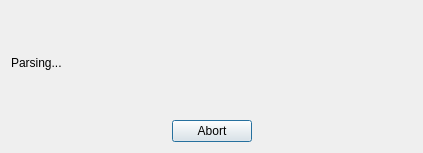
First picture: the form in parsedialog.ui, repository tootal/DBLParse, before the edit.
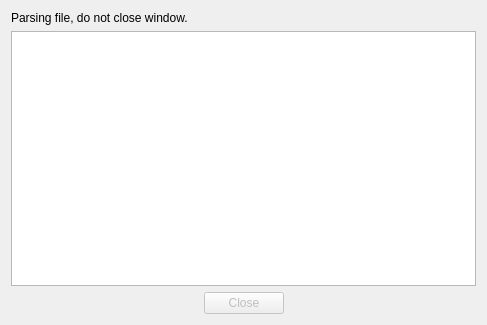
Second picture: the form after the edit.

Commit message: delete parser many functions

Patch:
```diff
--- a/parsedialog.ui
+++ b/parsedialog.ui
@@ -9,46 +9,23 @@
    <rect>
     <x>0</x>
     <y>0</y>
-    <width>423</width>
-    <height>153</height>
+    <width>487</width>
+    <height>325</height>
    </rect>
   </property>
   <property name="windowTitle">
    <string>Processing XML file</string>
   </property>
   <layout class="QVBoxLayout" name="verticalLayout">
-   <item>
-    <spacer name="verticalSpacer">
-     <property name="orientation">
-      <enum>Qt::Vertical</enum>
-     </property>
-     <property name="sizeHint" stdset="0">
-      <size>
-       <width>20</width>
-       <height>40</height>
-      </size>
-     </property>
-    </spacer>
-   </item>
    <item>
     <widget class="QLabel" name="label">
      <property name="text">
-      <string>Parsing...</string>
+      <string>Parsing file, do not close window.</string>
      </property>
     </widget>
    </item>
    <item>
-    <spacer name="verticalSpacer_2">
-     <property name="orientation">
-      <enum>Qt::Vertical</enum>
-     </property>
-     <property name="sizeHint" stdset="0">
-      <size>
-       <width>20</width>
-       <height>40</height>
-      </size>
-     </property>
-    </spacer>
+    <widget class="QTextBrowser" name="textBrowser"/>
    </item>
    <item>
     <layout class="QHBoxLayout" name="horizontalLayout">
@@ -67,8 +44,11 @@
      </item>
      <item>
       <widget class="QPushButton" name="pushButton">
+       <property name="enabled">
+        <bool>false</bool>
+       </property>
        <property name="text">
-        <string>Abort</string>
+        <string>Close</string>
        </property>
       </widget>
      </item>
```
The commit also changes 2 other files.
